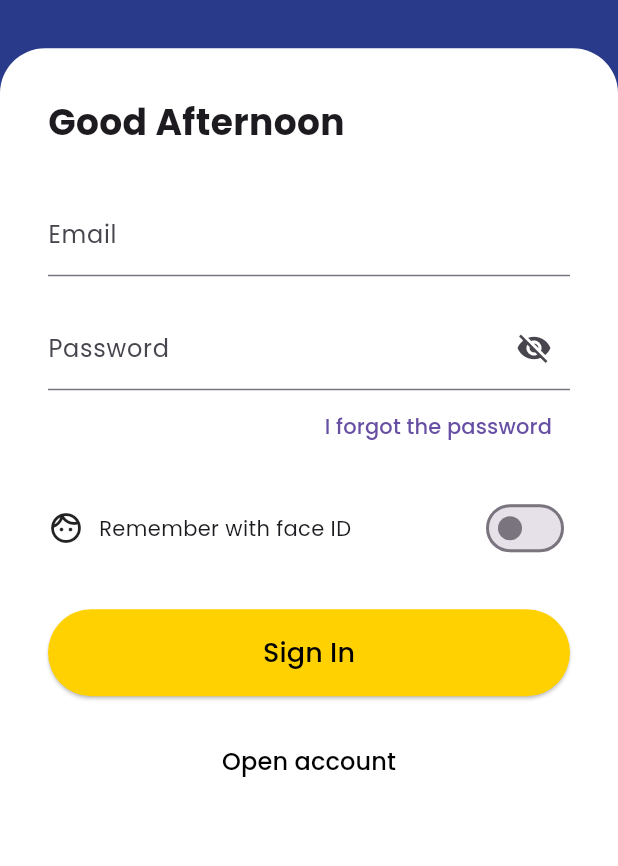
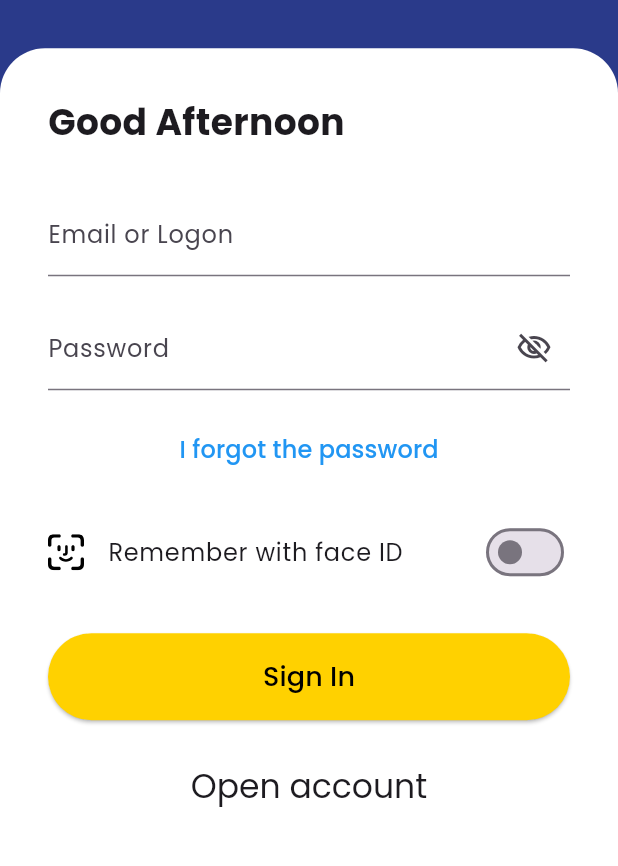
Before and after one commit to andreyobsidiam/bluebank_app, a Flutter app: the screen it shows after launch, after a tap on "English", on a phone screen of 412 x 824 dp, the part 199-1065 px from its top. Run offline on Flutter 3.47's test engine with Material 3 defaults, Android fonts, the light colour scheme and no system bars; our stand-ins replace dio, equatable, flutter_bloc, flutter_dotenv, flutter_svg, freezed_annotation and 9 more; accounts and stored records are empty; generated files the repository leaves out were written again; statements that could not run were skipped.

Commit message:
feat: agregar soporte para SVG y mejorar la localización en la página de inicio de sesión

```diff
--- /dev/null
+++ b/lib/gen/assets.gen.dart
@@ -0,0 +1,185 @@
+/// GENERATED CODE - DO NOT MODIFY BY HAND
+/// *****************************************************
+///  FlutterGen
+/// *****************************************************
+
+// coverage:ignore-file
+// ignore_for_file: type=lint
+// ignore_for_file: directives_ordering,unnecessary_import,implicit_dynamic_list_literal,deprecated_member_use
+
+import 'package:flutter/services.dart';
+import 'package:flutter/widgets.dart';
+import 'package:flutter_svg/flutter_svg.dart' as _svg;
+import 'package:vector_graphics/vector_graphics.dart' as _vg;
+
+class $AssetsSvgGen {
+  const $AssetsSvgGen();
+
+  /// File path: assets/svg/face_id.svg
+  SvgGenImage get faceId => const SvgGenImage('assets/svg/face_id.svg');
+
+  /// File path: assets/svg/flag_kindom.svg
+  SvgGenImage get flagKindom => const SvgGenImage('assets/svg/flag_kindom.svg');
+
+  /// File path: assets/svg/flag_spain.svg
+  SvgGenImage get flagSpain => const SvgGenImage('assets/svg/flag_spain.svg');
+
+  /// File path: assets/svg/line_colors.svg
+  SvgGenImage get lineColors => const SvgGenImage('assets/svg/line_colors.svg');
+
+  /// List of all assets
+  List<SvgGenImage> get values => [faceId, flagKindom, flagSpain, lineColors];
+}
+
+class Assets {
+  const Assets._();
+
+  static const String aEnv = '.env';
+  static const AssetGenImage logo = AssetGenImage('assets/logo.png');
+  static const $AssetsSvgGen svg = $AssetsSvgGen();
+
+  /// List of all assets
+  static List<dynamic> get values => [aEnv, logo];
+}
+
+class AssetGenImage {
+  const AssetGenImage(this._assetName, {this.size, this.flavors = const {}});
+
+  final String _assetName;
+
+  final Size? size;
+  final Set<String> flavors;
+
+  Image image({
+    Key? key,
+    AssetBundle? bundle,
+    ImageFrameBuilder? frameBuilder,
+    ImageErrorWidgetBuilder? errorBuilder,
+    String? semanticLabel,
+    bool excludeFromSemantics = false,
+    double? scale,
+    double? width,
+    double? height,
+    Color? color,
+    Animation<double>? opacity,
+    BlendMode? colorBlendMode,
+    BoxFit? fit,
+    AlignmentGeometry alignment = Alignment.center,
+    ImageRepeat repeat = ImageRepeat.noRepeat,
+    Rect? centerSlice,
+    bool matchTextDirection = false,
+    bool gaplessPlayback = true,
+    bool isAntiAlias = false,
+    String? package,
+    FilterQuality filterQuality = FilterQuality.medium,
+    int? cacheWidth,
+    int? cacheHeight,
+  }) {
+    return Image.asset(
+      _assetName,
+      key: key,
+      bundle: bundle,
+      frameBuilder: frameBuilder,
+      errorBuilder: errorBuilder,
+      semanticLabel: semanticLabel,
+      excludeFromSemantics: excludeFromSemantics,
+      scale: scale,
+      width: width,
+      height: height,
+      color: color,
+      opacity: opacity,
+      colorBlendMode: colorBlendMode,
+      fit: fit,
+      alignment: alignment,
+      repeat: repeat,
+      centerSlice: centerSlice,
+      matchTextDirection: matchTextDirection,
+      gaplessPlayback: gaplessPlayback,
+      isAntiAlias: isAntiAlias,
+      package: package,
+      filterQuality: filterQuality,
+      cacheWidth: cacheWidth,
+      cacheHeight: cacheHeight,
+    );
+  }
+
+  ImageProvider provider({AssetBundle? bundle, String? package}) {
+    return AssetImage(_assetName, bundle: bundle, package: package);
+  }
+
+  String get path => _assetName;
+
+  String get keyName => _assetName;
+}
+
+class SvgGenImage {
+  const SvgGenImage(this._assetName, {this.size, this.flavors = const {}})
+    : _isVecFormat = false;
+
+  const SvgGenImage.vec(this._assetName, {this.size, this.flavors = const {}})
+    : _isVecFormat = true;
+
+  final String _assetName;
+  final Size? size;
+  final Set<String> flavors;
+  final bool _isVecFormat;
+
+  _svg.SvgPicture svg({
+    Key? key,
+    bool matchTextDirection = false,
+    AssetBundle? bundle,
+    String? package,
+    double? width,
+    double? height,
+    BoxFit fit = BoxFit.contain,
+    AlignmentGeometry alignment = Alignment.center,
+    bool allowDrawingOutsideViewBox = false,
+    WidgetBuilder? placeholderBuilder,
+    String? semanticsLabel,
+    bool excludeFromSemantics = false,
+    _svg.SvgTheme? theme,
+    ColorFilter? colorFilter,
+    Clip clipBehavior = Clip.hardEdge,
+    @deprecated Color? color,
+    @deprecated BlendMode colorBlendMode = BlendMode.srcIn,
+    @deprecated bool cacheColorFilter = false,
+  }) {
+    final _svg.BytesLoader loader;
+    if (_isVecFormat) {
+      loader = _vg.AssetBytesLoader(
+        _assetName,
+        assetBundle: bundle,
+        packageName: package,
+      );
+    } else {
+      loader = _svg.SvgAssetLoader(
+        _assetName,
+        assetBundle: bundle,
+        packageName: package,
+        theme: theme,
+      );
+    }
+    return _svg.SvgPicture(
+      loader,
+      key: key,
+      matchTextDirection: matchTextDirection,
+      width: width,
+      height: height,
+      fit: fit,
+      alignment: alignment,
+      allowDrawingOutsideViewBox: allowDrawingOutsideViewBox,
+      placeholderBuilder: placeholderBuilder,
+      semanticsLabel: semanticsLabel,
+      excludeFromSemantics: excludeFromSemantics,
+      colorFilter:
+          colorFilter ??
+          (color == null ? null : ColorFilter.mode(color, colorBlendMode)),
+      clipBehavior: clipBehavior,
+      cacheColorFilter: cacheColorFilter,
+    );
+  }
+
+  String get path => _assetName;
+
+  String get keyName => _assetName;
+}
--- a/lib/src/core/l10n/arb/app_en.arb
+++ b/lib/src/core/l10n/arb/app_en.arb
@@ -2,6 +2,7 @@
     "@@locale": "en",
     "loginButton": "Login",
     "emailHint": "Email",
+    "emailOrLogon": "Email or Logon",
     "passwordHint": "Password",
     "goodAfternoon": "Good Afternoon",
     "forgotPassword": "I forgot the password",
--- a/lib/src/core/l10n/arb/app_es.arb
+++ b/lib/src/core/l10n/arb/app_es.arb
@@ -2,6 +2,7 @@
     "@@locale": "es",
     "loginButton": "Iniciar Sesión",
     "emailHint": "Correo Electrónico",
+    "emailOrLogon": "Correo Electrónico o Logon",
     "passwordHint": "Contraseña",
     "goodAfternoon": "Buenas Tardes",
     "forgotPassword": "Olvidé la contraseña",
--- a/lib/src/core/l10n/arb/app_localizations.dart
+++ b/lib/src/core/l10n/arb/app_localizations.dart
@@ -110,6 +110,12 @@ abstract class AppLocalizations {
   /// **'Email'**
   String get emailHint;
 
+  /// No description provided for @emailOrLogon.
+  ///
+  /// In en, this message translates to:
+  /// **'Email or Logon'**
+  String get emailOrLogon;
+
   /// No description provided for @passwordHint.
   ///
   /// In en, this message translates to:
--- a/lib/src/core/l10n/arb/app_localizations_en.dart
+++ b/lib/src/core/l10n/arb/app_localizations_en.dart
@@ -13,6 +13,9 @@ class AppLocalizationsEn extends AppLocalizations {
 
   @override
   String get emailHint => 'Email';
+
+  @override
+  String get emailOrLogon => 'Email or Logon';
 
   @override
   String get passwordHint => 'Password';
--- a/lib/src/core/l10n/arb/app_localizations_es.dart
+++ b/lib/src/core/l10n/arb/app_localizations_es.dart
@@ -13,6 +13,9 @@ class AppLocalizationsEs extends AppLocalizations {
 
   @override
   String get emailHint => 'Correo Electrónico';
+
+  @override
+  String get emailOrLogon => 'Correo Electrónico o Logon';
 
   @override
   String get passwordHint => 'Contraseña';
--- a/lib/src/features/auth/presentation/pages/login_page.dart
+++ b/lib/src/features/auth/presentation/pages/login_page.dart
@@ -1,5 +1,7 @@
+import 'package:bluebank_app/gen/assets.gen.dart';
 import 'package:bluebank_app/src/core/di/injector.dart';
 import 'package:bluebank_app/src/core/l10n/arb/app_localizations.dart';
+import 'package:bluebank_app/src/ds/atom/box.dart';
 import 'package:bluebank_app/src/features/auth/presentation/bloc/auth_bloc.dart';
 import 'package:bluebank_app/src/features/auth/presentation/bloc/auth_event.dart';
 import 'package:bluebank_app/src/features/auth/presentation/bloc/auth_state.dart';
@@ -82,7 +84,7 @@ class _LoginPageState extends State<LoginPage> {
           children: [
             Expanded(
               flex: 2,
-              child: Center(child: Image.asset('assets/logo.png', height: 100)),
+              child: Center(child: Assets.logo.image(height: 100)),
             ),
             Expanded(
               flex: 8,
@@ -131,7 +133,7 @@ class __LoginFormState extends State<_LoginForm> {
           const SizedBox(height: 30),
           TextField(
             controller: _emailController,
-            decoration: InputDecoration(labelText: l10n.emailHint),
+            decoration: InputDecoration(labelText: l10n.emailOrLogon),
           ),
           const SizedBox(height: 20),
           TextField(
@@ -141,7 +143,9 @@ class __LoginFormState extends State<_LoginForm> {
               labelText: l10n.passwordHint,
               suffixIcon: IconButton(
                 icon: Icon(
-                  _isPasswordVisible ? Icons.visibility : Icons.visibility_off,
+                  _isPasswordVisible
+                      ? Icons.visibility_outlined
+                      : Icons.visibility_off_outlined,
                 ),
                 onPressed: () {
                   setState(() {
@@ -151,27 +155,41 @@ class __LoginFormState extends State<_LoginForm> {
               ),
             ),
           ),
+          DsBox.vlg,
           Align(
-            alignment: Alignment.centerRight,
+            alignment: Alignment.center,
             child: TextButton(
+              style: TextButton.styleFrom(
+                foregroundColor: Colors.blue, // Azul estilo link
+              ),
               onPressed: () {
                 if (kIsWeb) {
                   context.go('/forgot-password');
                 } else {
-                  // For mobile, use the context to navigate
                   context.push('/forgot-password');
                 }
               },
-              child: Text(l10n.forgotPassword),
+              child: Text(
+                l10n.forgotPassword,
+                style: const TextStyle(color: Colors.blue, fontSize: 16),
+              ),
             ),
           ),
           const SizedBox(height: 20),
           Row(
+            mainAxisAlignment: MainAxisAlignment.spaceBetween,
             children: [
-              const Icon(Icons.face_outlined),
-              const SizedBox(width: 10),
-              Text(l10n.rememberWithFaceId),
-              const Spacer(),
+              Row(
+                children: [
+                  Assets.svg.faceId.svg(width: 24, height: 24),
+                  DsBox.hlg,
+                  Text(
+                    l10n.rememberWithFaceId,
+                    style: Theme.of(context).textTheme.bodyLarge,
+                  ),
+                ],
+              ),
+
               Switch(
                 value: _rememberWithFaceId,
                 onChanged: (value) {
@@ -216,7 +234,7 @@ class __LoginFormState extends State<_LoginForm> {
             onPressed: () {},
             child: Text(
               l10n.openAccount,
-              style: const TextStyle(color: Colors.black, fontSize: 16),
+              style: Theme.of(context).textTheme.titleLarge,
             ),
           ),
         ],
```
Also changed, not shown: pubspec.yaml (+8 -0 lines), assets/svg/face_id.svg (added), pubspec.lock.
